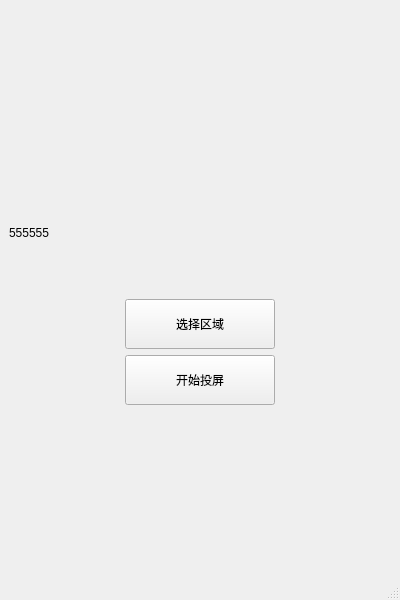
Qt form src/ui/lztMain.ui (Eric76-Z/LZTool) before a commit.
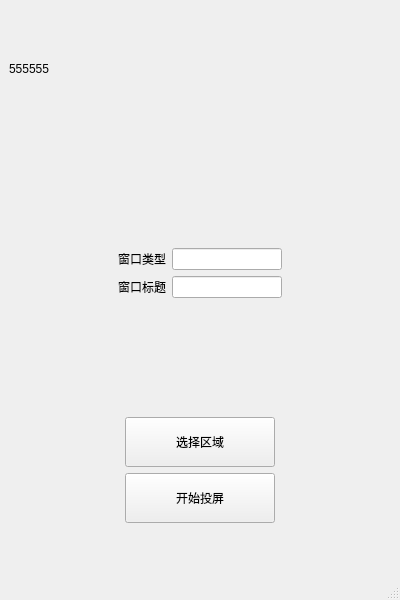
The same form after that commit.

What changed in the file:
```diff
--- a/src/ui/lztMain.ui
+++ b/src/ui/lztMain.ui
@@ -22,7 +22,7 @@
   <widget class="QWidget" name="centralwidget">
    <layout class="QGridLayout" name="gridLayout">
     <item row="0" column="0">
-     <layout class="QVBoxLayout" name="verticalLayout" stretch="1,2,2">
+     <layout class="QVBoxLayout" name="verticalLayout_3" stretch="4,6,6,1">
       <item>
        <widget class="QLabel" name="label">
         <property name="maximumSize">
@@ -37,6 +37,122 @@
        </widget>
       </item>
       <item>
+       <layout class="QVBoxLayout" name="verticalLayout_2">
+        <item>
+         <spacer name="verticalSpacer">
+          <property name="orientation">
+           <enum>Qt::Vertical</enum>
+          </property>
+          <property name="sizeHint" stdset="0">
+           <size>
+            <width>20</width>
+            <height>40</height>
+           </size>
+          </property>
+         </spacer>
+        </item>
+        <item>
+         <layout class="QHBoxLayout" name="horizontalLayout_3">
+          <item>
+           <spacer name="horizontalSpacer_5">
+            <property name="orientation">
+             <enum>Qt::Horizontal</enum>
+            </property>
+            <property name="sizeHint" stdset="0">
+             <size>
+              <width>40</width>
+              <height>20</height>
+             </size>
+            </property>
+           </spacer>
+          </item>
+          <item>
+           <widget class="QLabel" name="label_2">
+            <property name="text">
+             <string>窗口类型</string>
+            </property>
+           </widget>
+          </item>
+          <item>
+           <widget class="QLineEdit" name="lineEdit_type"/>
+          </item>
+          <item>
+           <spacer name="horizontalSpacer_6">
+            <property name="orientation">
+             <enum>Qt::Horizontal</enum>
+            </property>
+            <property name="sizeHint" stdset="0">
+             <size>
+              <width>40</width>
+              <height>20</height>
+             </size>
+            </property>
+           </spacer>
+          </item>
+         </layout>
+        </item>
+        <item>
+         <layout class="QHBoxLayout" name="horizontalLayout_4">
+          <item>
+           <spacer name="horizontalSpacer_7">
+            <property name="orientation">
+             <enum>Qt::Horizontal</enum>
+            </property>
+            <property name="sizeHint" stdset="0">
+             <size>
+              <width>40</width>
+              <height>20</height>
+             </size>
+            </property>
+           </spacer>
+          </item>
+          <item>
+           <widget class="QLabel" name="label_3">
+            <property name="text">
+             <string>窗口标题</string>
+            </property>
+           </widget>
+          </item>
+          <item>
+           <widget class="QLineEdit" name="lineEdit_title">
+            <property name="text">
+             <string/>
+            </property>
+           </widget>
+          </item>
+          <item>
+           <spacer name="horizontalSpacer_8">
+            <property name="orientation">
+             <enum>Qt::Horizontal</enum>
+            </property>
+            <property name="sizeHint" stdset="0">
+             <size>
+              <width>40</width>
+              <height>20</height>
+             </size>
+            </property>
+           </spacer>
+          </item>
+         </layout>
+        </item>
+        <item>
+         <spacer name="verticalSpacer_2">
+          <property name="orientation">
+           <enum>Qt::Vertical</enum>
+          </property>
+          <property name="sizeHint" stdset="0">
+           <size>
+            <width>20</width>
+            <height>40</height>
+           </size>
+          </property>
+         </spacer>
+        </item>
+       </layout>
+      </item>
+      <item>
+       <layout class="QVBoxLayout" name="verticalLayout">
+        <item>
        <layout class="QHBoxLayout" name="horizontalLayout">
         <item>
          <spacer name="horizontalSpacer">
@@ -121,6 +237,21 @@
          </spacer>
         </item>
        </layout>
+        </item>
+       </layout>
+      </item>
+      <item>
+       <spacer name="verticalSpacer_3">
+        <property name="orientation">
+         <enum>Qt::Vertical</enum>
+        </property>
+        <property name="sizeHint" stdset="0">
+         <size>
+          <width>20</width>
+          <height>40</height>
+         </size>
+        </property>
+       </spacer>
       </item>
      </layout>
     </item>
```
Lines whose indentation alone changed are shown as unchanged.
